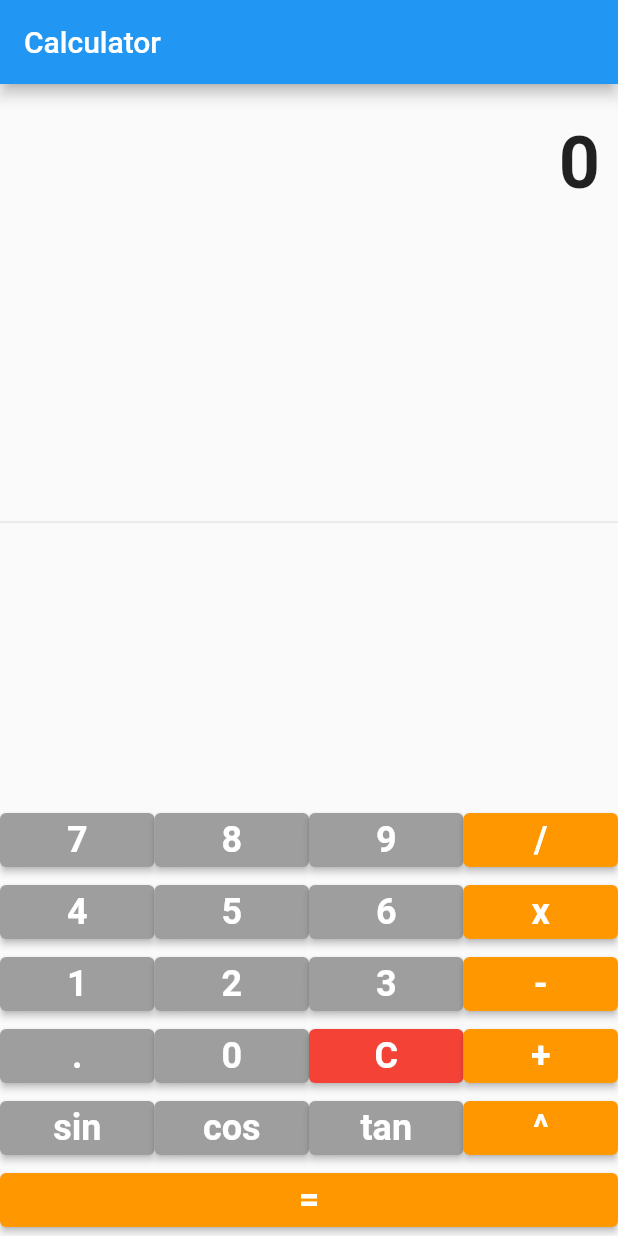
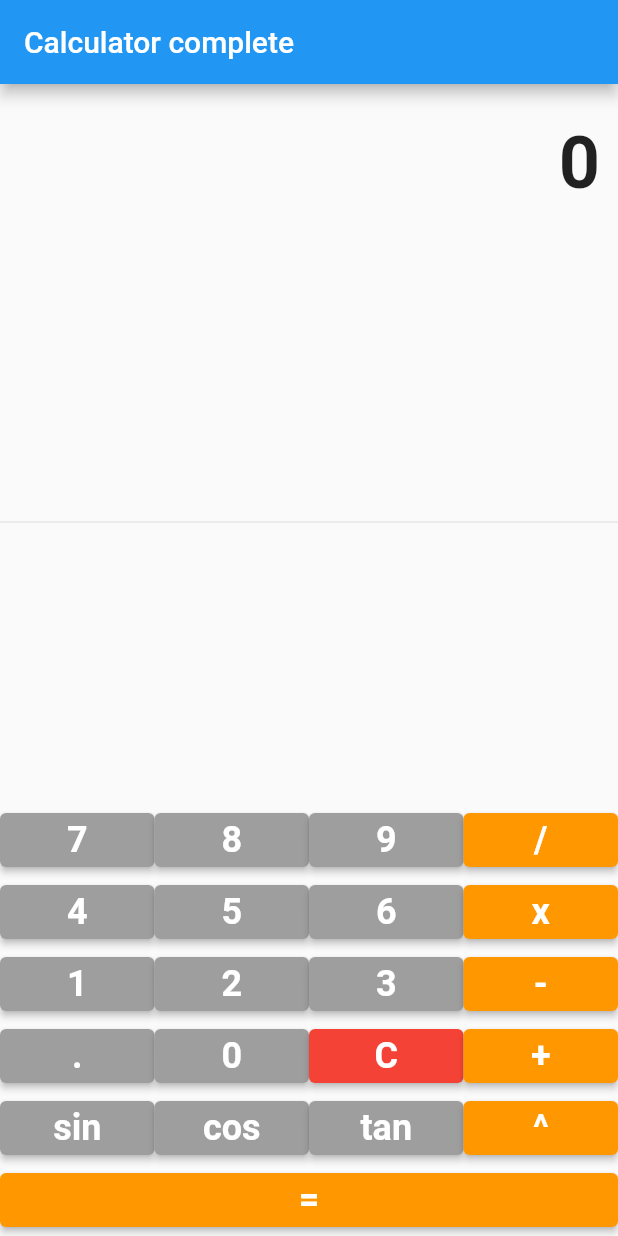
Before and after one commit to lexafahiyang/complete_calculator_flutter, a Flutter app: the screen it shows after launch, on a phone screen of 412 x 824 dp. Run offline on Flutter 3.47's test engine with Material 2 defaults, Android fonts, the phone set to English and light mode, and no system bars.

Commit message:
tambahan complete

```diff
--- a/lib/main.dart
+++ b/lib/main.dart
@@ -9,7 +9,7 @@ class CalculatorApp extends StatelessWidget {
   @override
   Widget build(BuildContext context) {
     return MaterialApp(
-      title: 'Calculator',
+      title: 'Calculator complete',
       home: CalculatorScreen(),
     );
   }
@@ -99,7 +99,7 @@ class _CalculatorScreenState extends State<CalculatorScreen> {
   Widget build(BuildContext context) {
     return Scaffold(
       appBar: AppBar(
-        title: Text('Calculator'),
+        title: Text('Calculator complete'),
       ),
       body: Container(
         child: Column(
```
